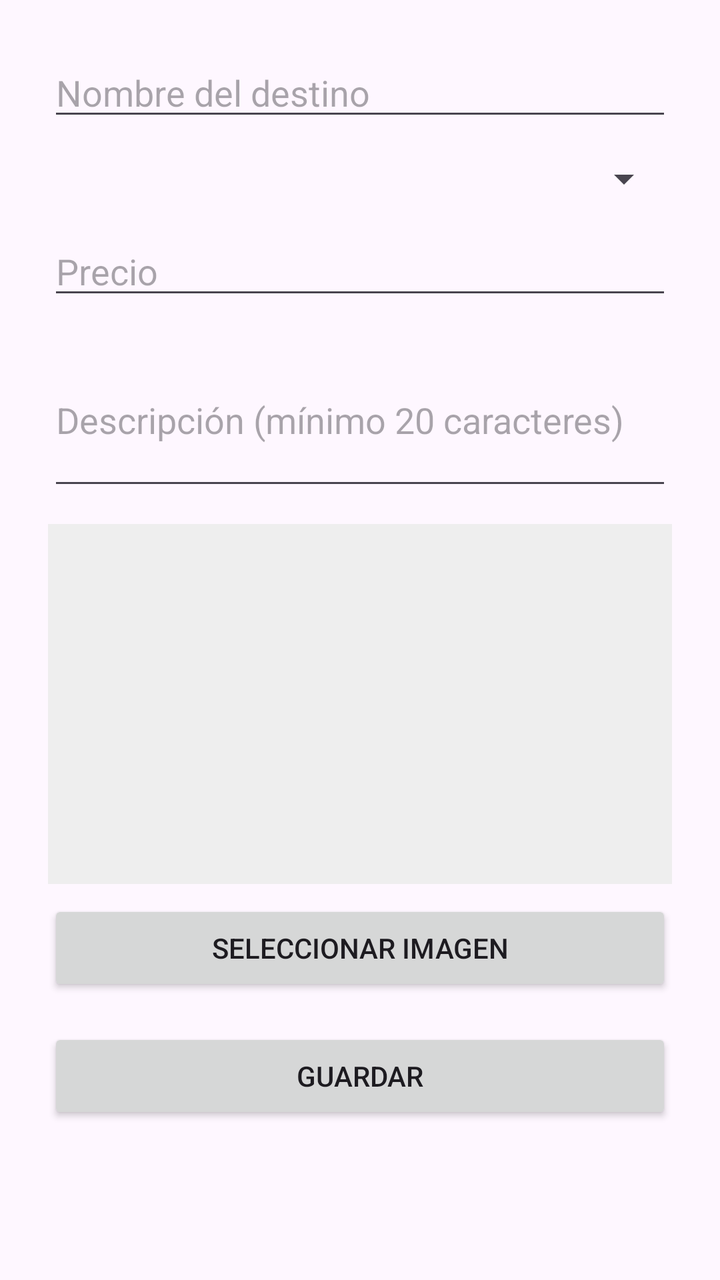
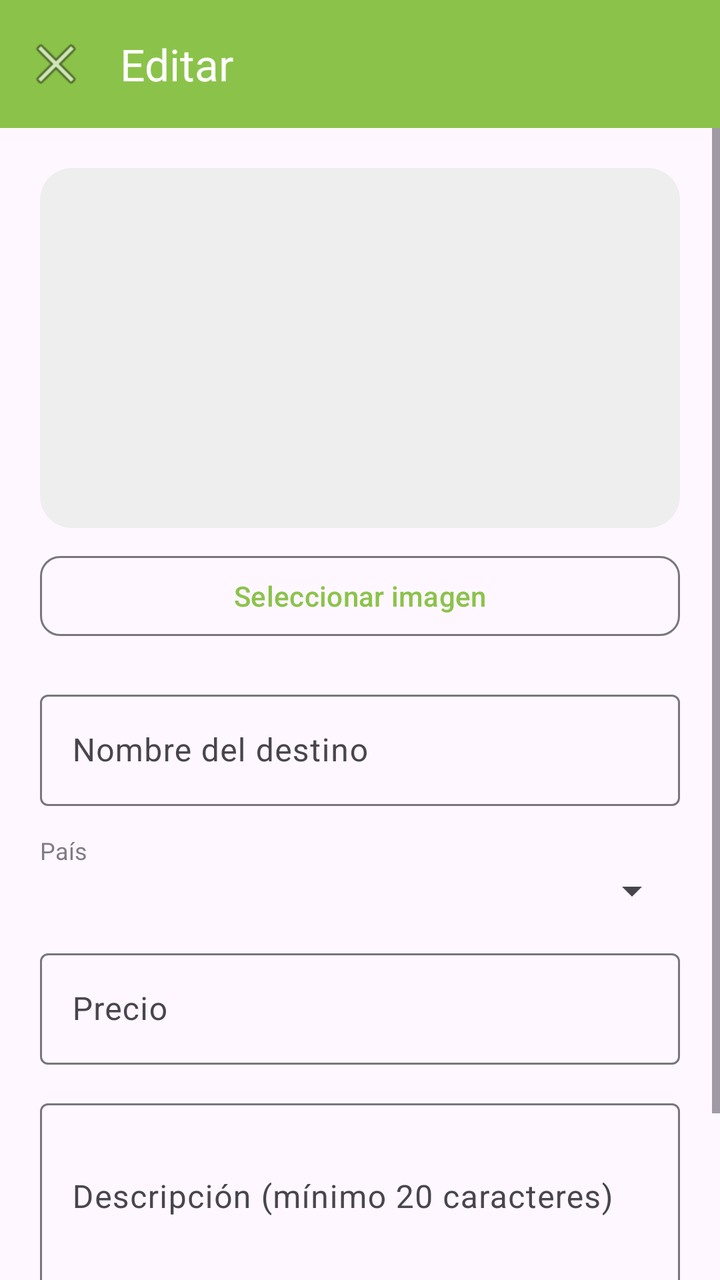

Before-and-after screenshots of an Android layout around one commit, followed by the original layout XML and the change that was made.
<!-- AndroidManifest.xml: application theme Theme.AgenciaViajes -->
<!-- res/layout/activity_editar_destino.xml -->
<?xml version="1.0" encoding="utf-8"?>
<ScrollView xmlns:android="http://schemas.android.com/apk/res/android"
    android:layout_width="match_parent"
    android:layout_height="match_parent">

    <LinearLayout
        android:layout_width="match_parent"
        android:layout_height="wrap_content"
        android:orientation="vertical"
        android:padding="24dp">

        <EditText
            android:id="@+id/etNombre"
            android:layout_width="match_parent"
            android:layout_height="wrap_content"
            android:hint="@string/nombre_hint" />

        <Spinner
            android:id="@+id/spinnerPais"
            android:layout_width="match_parent"
            android:layout_height="wrap_content"
            android:layout_marginTop="12dp" />

        <EditText
            android:id="@+id/etPrecio"
            android:layout_width="match_parent"
            android:layout_height="wrap_content"
            android:hint="@string/precio_hint"
            android:inputType="numberDecimal"
            android:layout_marginTop="12dp" />

        <EditText
            android:id="@+id/etDescripcion"
            android:layout_width="match_parent"
            android:layout_height="wrap_content"
            android:hint="@string/descripcion_hint"
            android:inputType="textMultiLine"
            android:minLines="3"
            android:layout_marginTop="12dp" />

        <ImageView
            android:id="@+id/ivPreview"
            android:layout_width="match_parent"
            android:layout_height="180dp"
            android:layout_marginTop="12dp"
            android:scaleType="centerCrop"
            android:background="#EEEEEE" />

        <Button
            android:id="@+id/btnSeleccionarImagen"
            android:layout_width="match_parent"
            android:layout_height="wrap_content"
            android:text="@string/btn_seleccionar_imagen"
            android:layout_marginTop="8dp" />

        <TextView
            android:id="@+id/tvError"
            android:layout_width="match_parent"
            android:layout_height="wrap_content"
            android:textColor="#D32F2F"
            android:visibility="gone"
            android:layout_marginTop="8dp" />

        <Button
            android:id="@+id/btnGuardar"
            android:layout_width="match_parent"
            android:layout_height="wrap_content"
            android:text="@string/btn_guardar"
            android:layout_marginTop="16dp" />

    </LinearLayout>
</ScrollView>
<!-- resources referenced by this layout -->
<resources>
  <string name="btn_guardar">Guardar</string>
  <string name="btn_seleccionar_imagen">Seleccionar imagen</string>
  <string name="descripcion_hint">Descripción (mínimo 20 caracteres)</string>
  <string name="nombre_hint">Nombre del destino</string>
  <string name="precio_hint">Precio</string>
  <style name="Theme.AgenciaViajes" parent="Base.Theme.AgenciaViajes" />
  <style name="Base.Theme.AgenciaViajes" parent="Theme.Material3.DayNight.NoActionBar">
          
          <item name="colorPrimary">@color/colorPrimary</item>
          <item name="colorOnPrimary">@color/white</item>
          <item name="colorPrimaryContainer">@color/colorPrimary</item>
          <item name="colorOnPrimaryContainer">@color/white</item>
  
          
          <item name="colorSecondary">@color/colorAccent</item>
          <item name="colorOnSecondary">@color/white</item>
          <item name="colorSecondaryContainer">@color/colorAccent</item>
          <item name="colorOnSecondaryContainer">@color/white</item>
  
          
          <item name="android:statusBarColor">@color/colorPrimaryDark</item>
      </style>
  <color name="colorPrimary">#8BC34A</color>
  <color name="white">#FFFFFFFF</color>
  <color name="colorAccent">#7C4DFF</color>
  <color name="colorPrimaryDark">#689F38</color>
</resources>

<!-- the commit's change to res/layout/activity_editar_destino.xml (unified diff, before → after) -->
@@ -1,72 +1,128 @@
 <?xml version="1.0" encoding="utf-8"?>
-<ScrollView xmlns:android="http://schemas.android.com/apk/res/android"
+<androidx.coordinatorlayout.widget.CoordinatorLayout xmlns:android="http://schemas.android.com/apk/res/android"
+    xmlns:app="http://schemas.android.com/apk/res-auto"
     android:layout_width="match_parent"
     android:layout_height="match_parent">
 
-    <LinearLayout
+    <com.google.android.material.appbar.AppBarLayout
         android:layout_width="match_parent"
-        android:layout_height="wrap_content"
-        android:orientation="vertical"
-        android:padding="24dp">
+        android:layout_height="wrap_content">
 
-        <EditText
-            android:id="@+id/etNombre"
+        <androidx.appcompat.widget.Toolbar
+            android:id="@+id/toolbar"
+            android:layout_width="match_parent"
+            android:layout_height="?attr/actionBarSize"
+            android:background="@color/colorPrimary"
+            app:title="@string/btn_editar"
+            app:titleTextColor="@color/white"
+            app:navigationIcon="@android:drawable/ic_menu_close_clear_cancel"
+            app:navigationIconTint="@color/white" />
+
+    </com.google.android.material.appbar.AppBarLayout>
+
+    <ScrollView
+        android:layout_width="match_parent"
+        android:layout_height="match_parent"
+        app:layout_behavior="@string/appbar_scrolling_view_behavior">
+
+        <LinearLayout
             android:layout_width="match_parent"
             android:layout_height="wrap_content"
-            android:hint="@string/nombre_hint" />
+            android:orientation="vertical"
+            android:padding="20dp">
 
-        <Spinner
-            android:id="@+id/spinnerPais"
-            android:layout_width="match_parent"
-            android:layout_height="wrap_content"
-            android:layout_marginTop="12dp" />
+            <com.google.android.material.imageview.ShapeableImageView
+                android:id="@+id/ivPreview"
+                android:layout_width="match_parent"
+                android:layout_height="180dp"
+                android:scaleType="centerCrop"
+                android:background="#EEEEEE"
+                app:shapeAppearanceOverlay="@style/RoundedImage" />
 
-        <EditText
-            android:id="@+id/etPrecio"
-            android:layout_width="match_parent"
-            android:layout_height="wrap_content"
-            android:hint="@string/precio_hint"
-            android:inputType="numberDecimal"
-            android:layout_marginTop="12dp" />
+            <com.google.android.material.button.MaterialButton
+                android:id="@+id/btnSeleccionarImagen"
+                style="@style/Widget.Material3.Button.OutlinedButton"
+                android:layout_width="match_parent"
+                android:layout_height="wrap_content"
+                android:text="@string/btn_seleccionar_imagen"
+                app:cornerRadius="10dp"
+                android:layout_marginTop="10dp" />
 
-        <EditText
-            android:id="@+id/etDescripcion"
-            android:layout_width="match_parent"
-            android:layout_height="wrap_content"
-            android:hint="@string/descripcion_hint"
-            android:inputType="textMultiLine"
-            android:minLines="3"
-            android:layout_marginTop="12dp" />
+            <com.google.android.material.textfield.TextInputLayout
+                android:layout_width="match_parent"
+                android:layout_height="wrap_content"
+                android:layout_marginTop="20dp"
+                style="@style/Widget.Material3.TextInputLayout.OutlinedBox"
+                android:hint="@string/nombre_hint">
 
-        <ImageView
-            android:id="@+id/ivPreview"
-            android:layout_width="match_parent"
-            android:layout_height="180dp"
-            android:layout_marginTop="12dp"
-            android:scaleType="centerCrop"
-            android:background="#EEEEEE" />
+                <com.google.android.material.textfield.TextInputEditText
+                    android:id="@+id/etNombre"
+                    android:layout_width="match_parent"
+                    android:layout_height="wrap_content" />
 
-        <Button
-            android:id="@+id/btnSeleccionarImagen"
-            android:layout_width="match_parent"
-            android:layout_height="wrap_content"
-            android:text="@string/btn_seleccionar_imagen"
-            android:layout_marginTop="8dp" />
+            </com.google.android.material.textfield.TextInputLayout>
 
-        <TextView
-            android:id="@+id/tvError"
-            android:layout_width="match_parent"
-            android:layout_height="wrap_content"
-            android:textColor="#D32F2F"
-            android:visibility="gone"
-            android:layout_marginTop="8dp" />
+            <TextView
+                android:layout_width="wrap_content"
+                android:layout_height="wrap_content"
+                android:text="@string/titulo_pais"
+                android:textSize="12sp"
+                android:alpha="0.7"
+                android:layout_marginTop="14dp" />
 
-        <Button
-            android:id="@+id/btnGuardar"
-            android:layout_width="match_parent"
-            android:layout_height="wrap_content"
-            android:text="@string/btn_guardar"
-            android:layout_marginTop="16dp" />
+            <Spinner
+                android:id="@+id/spinnerPais"
+                android:layout_width="match_parent"
+                android:layout_height="wrap_content" />
 
-    </LinearLayout>
-</ScrollView>
+            <com.google.android.material.textfield.TextInputLayout
+                android:layout_width="match_parent"
+                android:layout_height="wrap_content"
+                android:layout_marginTop="14dp"
+                style="@style/Widget.Material3.TextInputLayout.OutlinedBox"
+                android:hint="@string/precio_hint">
+
+                <com.google.android.material.textfield.TextInputEditText
+                    android:id="@+id/etPrecio"
+                    android:layout_width="match_parent"
+                    android:layout_height="wrap_content"
+                    android:inputType="numberDecimal" />
+
+            </com.google.android.material.textfield.TextInputLayout>
+
+            <com.google.android.material.textfield.TextInputLayout
+                android:layout_width="match_parent"
+                android:layout_height="wrap_content"
+                android:layout_marginTop="14dp"
+                style="@style/Widget.Material3.TextInputLayout.OutlinedBox"
+                android:hint="@string/descripcion_hint">
+
+                <com.google.android.material.textfield.TextInputEditText
+                    android:id="@+id/etDescripcion"
+                    android:layout_width="match_parent"
+                    android:layout_height="wrap_content"
+                    android:inputType="textMultiLine"
+                    android:minLines="3" />
+
+            </com.google.android.material.textfield.TextInputLayout>
+
+            <TextView
+                android:id="@+id/tvError"
+                android:layout_width="match_parent"
+                android:layout_height="wrap_content"
+                android:textColor="#D32F2F"
+                android:visibility="gone"
+                android:layout_marginTop="10dp" />
+
+            <com.google.android.material.button.MaterialButton
+                android:id="@+id/btnGuardar"
+                android:layout_width="match_parent"
+                android:layout_height="52dp"
+                android:text="@string/btn_guardar"
+                android:textSize="16sp"
+                app:cornerRadius="12dp"
+                android:layout_marginTop="20dp" />
+
+        </LinearLayout>
+    </ScrollView>
+</androidx.coordinatorlayout.widget.CoordinatorLayout>
<!-- resource entries referenced after the edit -->
@@ -1,10 +1,18 @@
 <!-- resources referenced by this layout -->
 <resources>
+  <color name="colorPrimary">#8BC34A</color>
+  <color name="white">#FFFFFFFF</color>
+  <string name="btn_editar">Editar</string>
   <string name="btn_guardar">Guardar</string>
   <string name="btn_seleccionar_imagen">Seleccionar imagen</string>
   <string name="descripcion_hint">Descripción (mínimo 20 caracteres)</string>
   <string name="nombre_hint">Nombre del destino</string>
   <string name="precio_hint">Precio</string>
+  <string name="titulo_pais">País</string>
+  <style name="RoundedImage">
+          <item name="cornerFamily">rounded</item>
+          <item name="cornerSize">16dp</item>
+      </style>
   <style name="Theme.AgenciaViajes" parent="Base.Theme.AgenciaViajes" />
   <style name="Base.Theme.AgenciaViajes" parent="Theme.Material3.DayNight.NoActionBar">
           
@@ -22,8 +30,6 @@
           
           <item name="android:statusBarColor">@color/colorPrimaryDark</item>
       </style>
-  <color name="colorPrimary">#8BC34A</color>
-  <color name="white">#FFFFFFFF</color>
   <color name="colorAccent">#7C4DFF</color>
   <color name="colorPrimaryDark">#689F38</color>
 </resources>
